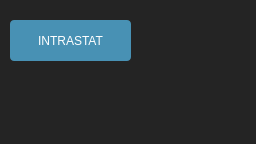
Mateusz2734/intrastat-gui, file ui/main.ui: the form before one commit.
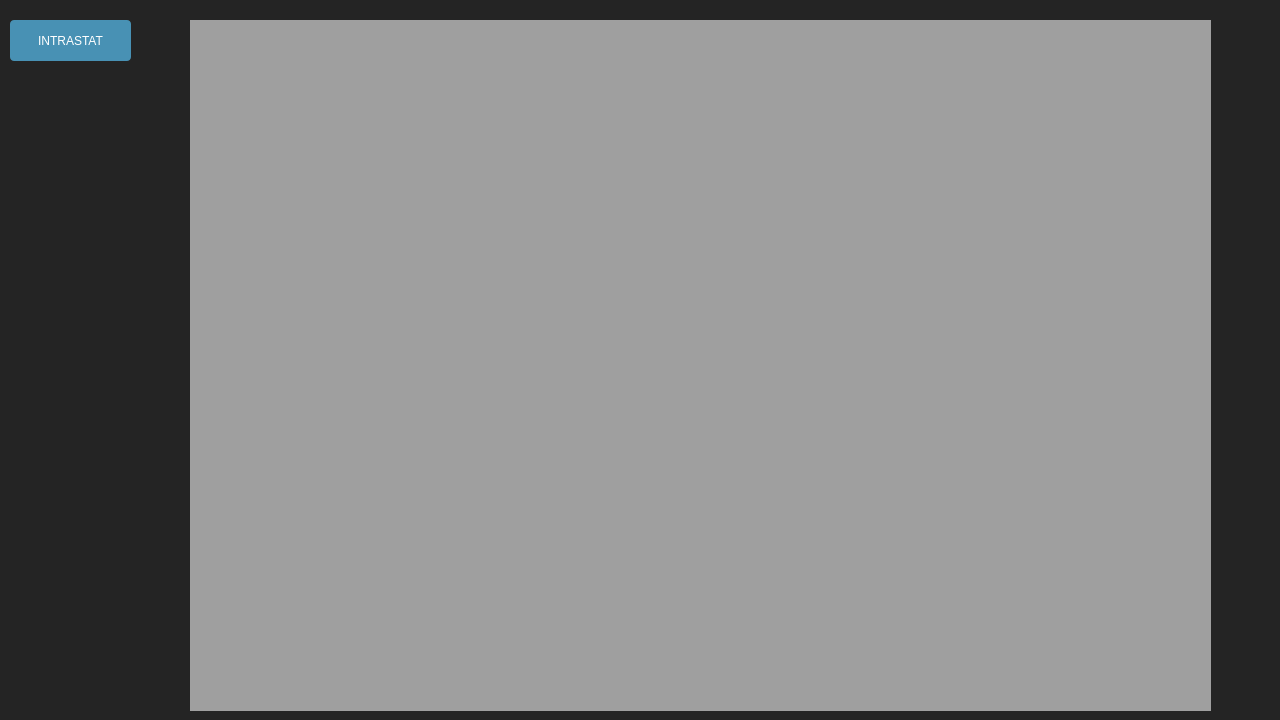
The form after the commit. Icons and pictures are not drawn.

```diff
--- a/ui/main.ui
+++ b/ui/main.ui
@@ -12,14 +12,14 @@
    <rect>
     <x>0</x>
     <y>0</y>
-    <width>256</width>
-    <height>144</height>
+    <width>1280</width>
+    <height>720</height>
    </rect>
   </property>
   <property name="minimumSize">
    <size>
-    <width>256</width>
-    <height>144</height>
+    <width>1280</width>
+    <height>720</height>
    </size>
   </property>
   <property name="maximumSize">
@@ -1052,6 +1052,16 @@
      <bool>false</bool>
     </property>
    </widget>
+   <widget class="QMdiArea" name="mdiArea">
+    <property name="geometry">
+     <rect>
+      <x>190</x>
+      <y>20</y>
+      <width>1021</width>
+      <height>691</height>
+     </rect>
+    </property>
+   </widget>
   </widget>
  </widget>
  <resources/>
```
